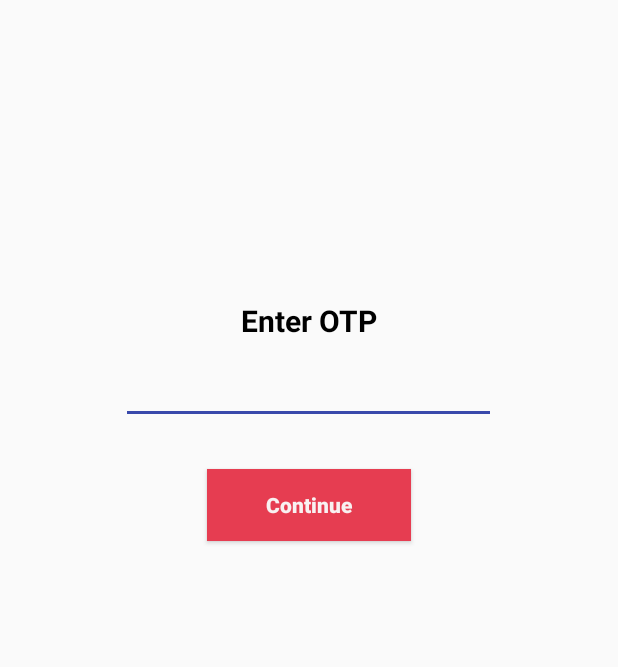
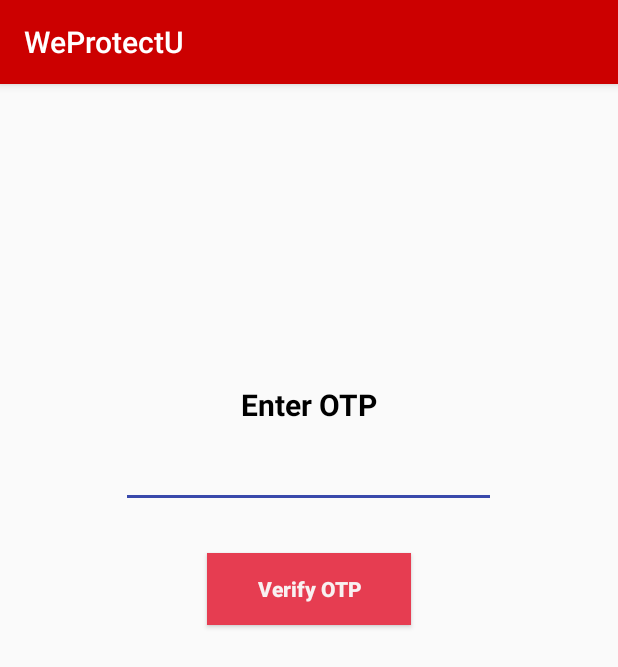
Before and after one commit to sravan7602/WeProtectU_FinalProject, an Android app: the VerifyOtp screen opened directly, with no data from a screen before it, on a phone screen of 412 x 824 dp. Shown: the top 667 px of the screen. Run offline under Robolectric (Android 15) with nearby library versions, the light colour scheme and no system bars; our stand-ins replace Firebase (no records; nobody signed in at launch, a user with empty details on screens opened directly); 3 statements that could not run were skipped.

Commit message:
Sending and Verifying OTP - 2

```diff
--- a/app/build.gradle
+++ b/app/build.gradle
@@ -8,6 +8,7 @@ android {
     defaultConfig {
         applicationId "com.example.weprotectu"
         minSdkVersion 14
+        multiDexEnabled true
         targetSdkVersion 29
         versionCode 1
         versionName "1.0"
@@ -30,6 +31,6 @@ dependencies {
     implementation 'androidx.appcompat:appcompat:1.1.0'
     implementation 'androidx.constraintlayout:constraintlayout:1.1.3'
     implementation 'com.google.firebase:firebase-auth:16.0.5'
-
+    implementation 'com.android.support:multidex:1.0.3'
     implementation 'com.google.firebase:firebase-firestore:17.1.2'
 }
--- a/app/src/main/res/layout/activity_main.xml
+++ b/app/src/main/res/layout/activity_main.xml
@@ -6,6 +6,9 @@
     android:layout_height="match_parent"
     android:orientation="vertical"
     tools:context=".MainActivity">
+
+
+
     <TextView
         android:layout_width="wrap_content"
         android:layout_height="wrap_content"
--- a/app/src/main/res/layout/activity_verify_otp.xml
+++ b/app/src/main/res/layout/activity_verify_otp.xml
@@ -23,12 +23,13 @@
         android:id="@+id/enterotp"
         android:gravity="center"
         android:layout_gravity="center"
+        android:inputType="number"
         android:layout_marginTop="10dp"></EditText>
     <Button
         android:layout_width="136dp"
         android:layout_height="wrap_content"
         android:layout_gravity="center"
-        android:text="Continue"
+        android:text="Verify OTP"
         android:fontFamily="sans-serif-black"
         android:layout_marginTop="30dp"
         android:textAllCaps="false"
@@ -36,5 +37,21 @@
         android:textColor="#F8F1F1"
         android:id="@+id/continu"
         android:background="#E63D51" />
+    <ProgressBar
+        android:layout_width="wrap_content"
+        android:layout_height="wrap_content"
+        android:layout_marginTop="30dp"
+        android:layout_gravity="center"
+        android:visibility="invisible"
+        android:id="@+id/pb"></ProgressBar>
+
+    <TextView
+        android:id="@+id/state"
+        android:layout_width="wrap_content"
+        android:layout_height="wrap_content"
+        android:layout_gravity="center"
+        android:layout_marginTop="30dp"
+        android:text="Verifying OTP"
+        android:visibility="invisible"></TextView>
 
 </LinearLayout>
--- a/app/src/main/res/values/styles.xml
+++ b/app/src/main/res/values/styles.xml
@@ -4,13 +4,13 @@
     <style name="AppTheme" parent="Theme.AppCompat.Light.DarkActionBar">
         <!-- Customize your theme here. -->
         <item name="colorPrimary">@color/colorPrimary</item>
-        <item name="colorPrimaryDark">@color/colorPrimaryDark</item>
+        <item name="colorPrimaryDark">@android:color/holo_blue_light</item>
         <item name="colorAccent">@color/colorAccent</item>
     </style>
-    <style name="AppTheme1" parent="Theme.AppCompat.Light.NoActionBar">
+    <style name="AppTheme1" parent="Theme.AppCompat.Light.DarkActionBar">
         <!-- Customize your theme here. -->
-        <item name="colorPrimary">@color/colorPrimary</item>
-        <item name="colorPrimaryDark">@color/colorAccent</item>
+        <item name="colorPrimary">@android:color/holo_red_dark</item>
+        <item name="colorPrimaryDark">@android:color/holo_red_dark</item>
         <item name="colorAccent">#3949AB</item>
     </style>
 
```
Also changed, not shown: app/src/main/java/com/example/weprotectu/MainActivity.java (+13 -2 lines), app/src/main/java/com/example/weprotectu/SignUp.java (+38 -1 lines), app/src/main/java/com/example/weprotectu/VerifyOtp.java (+39 -4 lines), app/src/main/res/layout/activity_sign_up.xml (+70 -15 lines).
